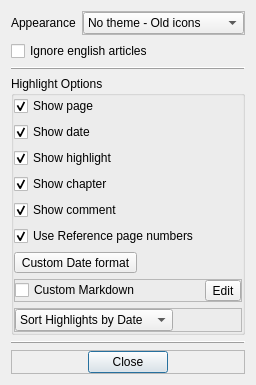
The window that src/gui_prefs.ui (orhnk/Mahfouz) describes before a commit, drawn with Qt 5.
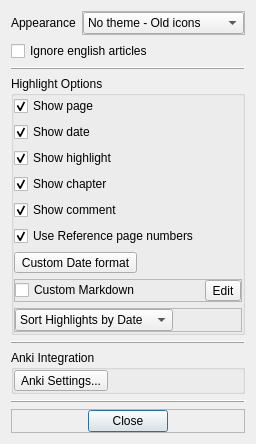
The same window after the commit. Icons and pictures are not drawn.

Commit message: Anki Export and Open the file in Koreader support

```diff
--- a/src/gui_prefs.ui
+++ b/src/gui_prefs.ui
@@ -325,6 +325,54 @@
      </layout>
     </widget>
    </item>
+   <item>
+    <widget class="QFrame" name="frame_7">
+     <property name="frameShape">
+      <enum>QFrame::HLine</enum>
+     </property>
+     <property name="frameShadow">
+      <enum>QFrame::Raised</enum>
+     </property>
+    </widget>
+   </item>
+   <item>
+    <widget class="QGroupBox" name="anki_group_box">
+     <property name="title">
+      <string>Anki Integration</string>
+     </property>
+     <layout class="QHBoxLayout" name="horizontalLayout_5">
+      <property name="margin">
+       <number>0</number>
+      </property>
+      <item>
+       <widget class="QToolButton" name="anki_settings_btn">
+        <property name="toolTip">
+         <string>Configure Anki export settings</string>
+        </property>
+        <property name="text">
+         <string>Anki Settings...</string>
+        </property>
+        <property name="toolButtonStyle">
+         <enum>Qt::ToolButtonTextBesideIcon</enum>
+        </property>
+       </widget>
+      </item>
+      <item>
+       <spacer name="horizontalSpacer_5">
+        <property name="orientation">
+         <enum>Qt::Horizontal</enum>
+        </property>
+        <property name="sizeHint" stdset="0">
+         <size>
+          <width>40</width>
+          <height>20</height>
+         </size>
+        </property>
+       </spacer>
+      </item>
+     </layout>
+    </widget>
+   </item>
    <item>
     <spacer name="verticalSpacer">
      <property name="orientation">
```
The commit also changes 9 other files.
